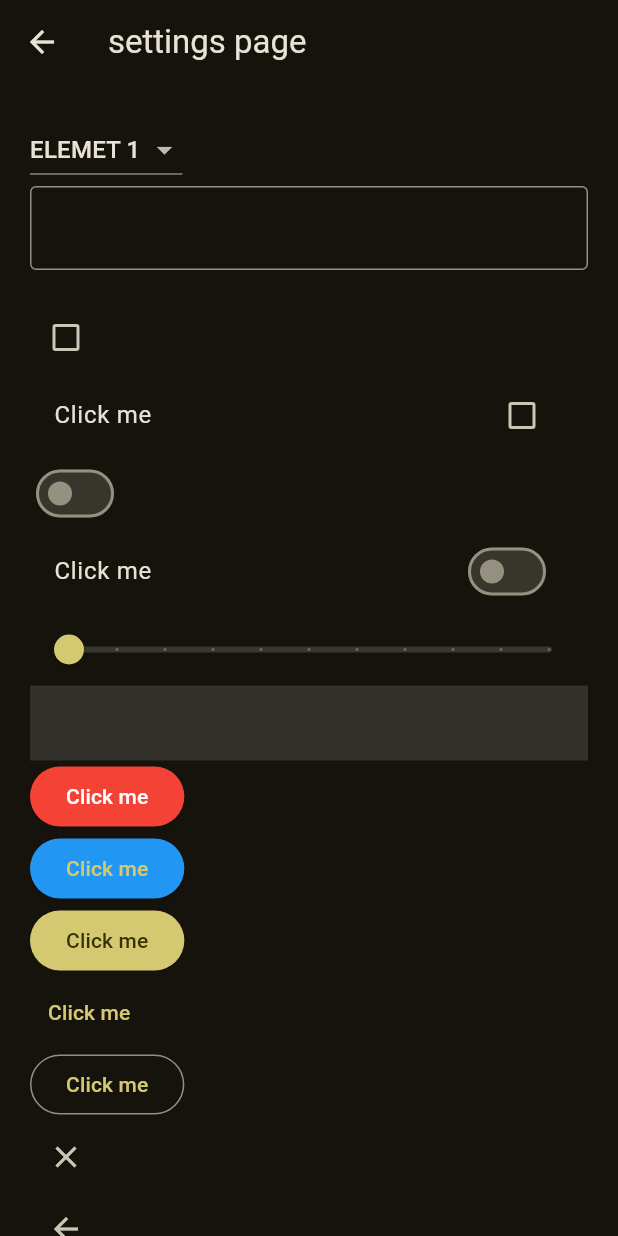
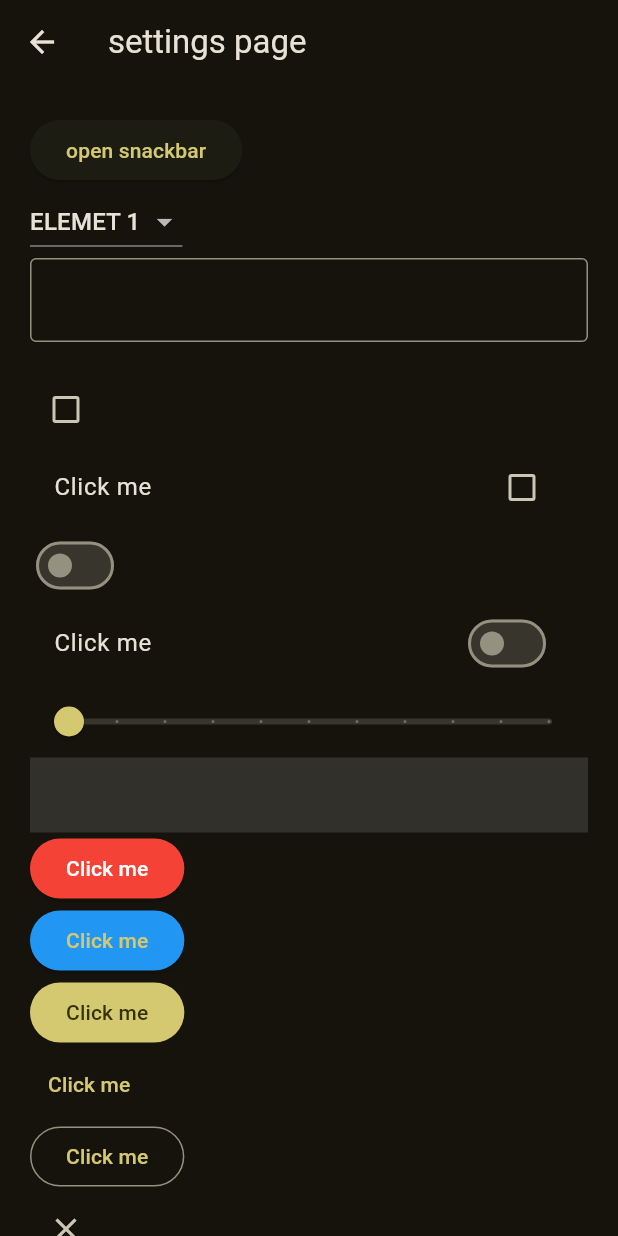
Before and after one commit to Abed-Al-Hussien-Saeed/learning-flutter-basics-, a Flutter app: the screen it shows after launch, after a tap on "press me", after a tap on the "settings" icon, on a phone screen of 412 x 824 dp. Run offline on Flutter 3.47's test engine with Material 3 defaults, Android fonts, the phone set to English and light mode, and no system bars.

Commit message:
snackbar and how to use it

```diff
--- a/lib/Views/pages/SettingPage.dart
+++ b/lib/Views/pages/SettingPage.dart
@@ -31,6 +31,18 @@ class _SettingpageState extends State<Settingpage> {
           child: Column(
             crossAxisAlignment: CrossAxisAlignment.start,
             children: [
+              ElevatedButton(
+                onPressed: () {
+                  ScaffoldMessenger.of(context).showSnackBar(
+                    SnackBar(
+                      content: Text("snackbar"),
+                      duration: Duration(seconds: 1),
+                      behavior: SnackBarBehavior.floating,
+                    ),
+                  );
+                },
+                child: Text('open snackbar'),
+              ),
               DropdownButton(
                 value: menuitem,
                 items: [
--- a/lib/Views/widgets/Hero_Widget.dart
+++ b/lib/Views/widgets/Hero_Widget.dart
@@ -9,7 +9,13 @@ class HeroWidget extends StatelessWidget {
       tag: 'hero1',
       child: ClipRRect(
         borderRadius: BorderRadiusGeometry.circular(20.0),
-        child: Image.asset('assets/image/bg.jpg', width: 200, height: 200),
+        child: Image.asset(
+          'assets/image/bg.jpg',
+          color: Colors.red,
+          colorBlendMode: BlendMode.modulate,
+          width: 200,
+          height: 200,
+        ),
       ),
     );
   }
```
